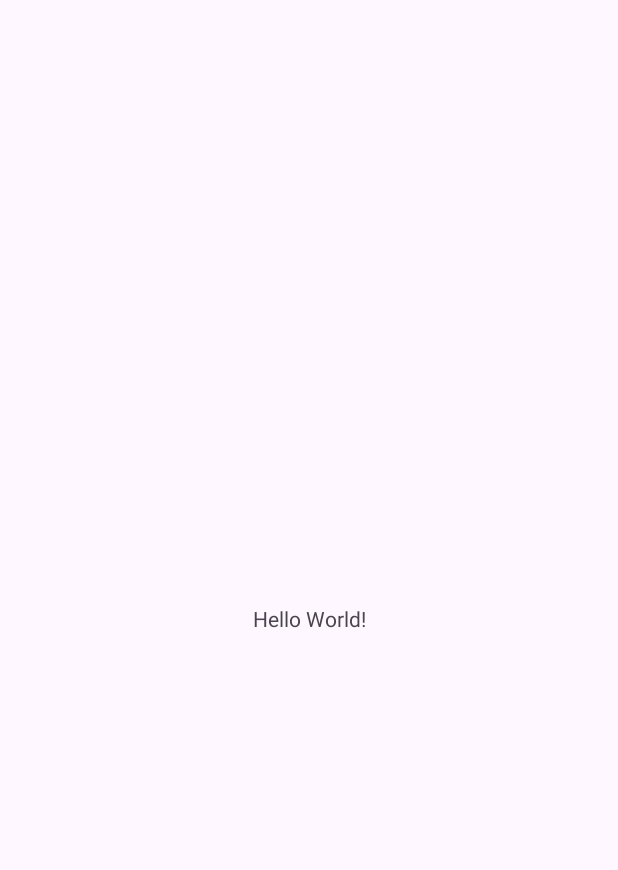
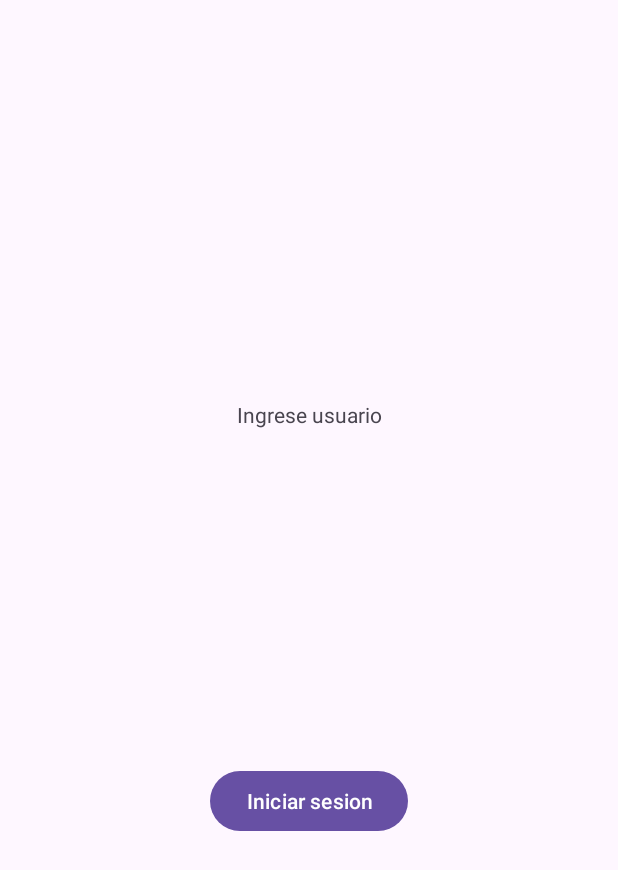
Before and after one commit to joacopas/TeamUp, an Android app: the screen it shows after launch (MainActivity), on a phone screen of 412 x 824 dp. Before the commit the part shown is almost empty. Shown: the top 870 px of the screen. Run offline under Robolectric (Android 15) with nearby library versions, the phone set to English and light mode, and no system bars.

Commit message:
feat: new vertical layout and button

```diff
--- a/app/src/main/res/layout/activity_main.xml
+++ b/app/src/main/res/layout/activity_main.xml
@@ -6,13 +6,29 @@
     android:layout_height="match_parent"
     tools:context=".MainActivity">
 
-    <TextView
+    <LinearLayout
         android:layout_width="wrap_content"
         android:layout_height="wrap_content"
-        android:text="Hello World!"
+        android:orientation="vertical"
         app:layout_constraintBottom_toBottomOf="parent"
         app:layout_constraintEnd_toEndOf="parent"
         app:layout_constraintStart_toStartOf="parent"
-        app:layout_constraintTop_toTopOf="parent" />
+        app:layout_constraintTop_toTopOf="parent">
+
+        <TextView
+            android:id="@+id/textView"
+            android:layout_width="match_parent"
+            android:layout_height="wrap_content"
+            android:text="Ingrese usuario"
+            android:textAlignment="center" />
+
+        <Button
+            android:id="@+id/button"
+            android:layout_width="wrap_content"
+            android:layout_height="wrap_content"
+            android:layout_marginTop="224dp"
+            android:layout_weight="1"
+            android:text="Iniciar sesion" />
+    </LinearLayout>
 
 </androidx.constraintlayout.widget.ConstraintLayout>
```
Also changed, not shown: 1 other file.
